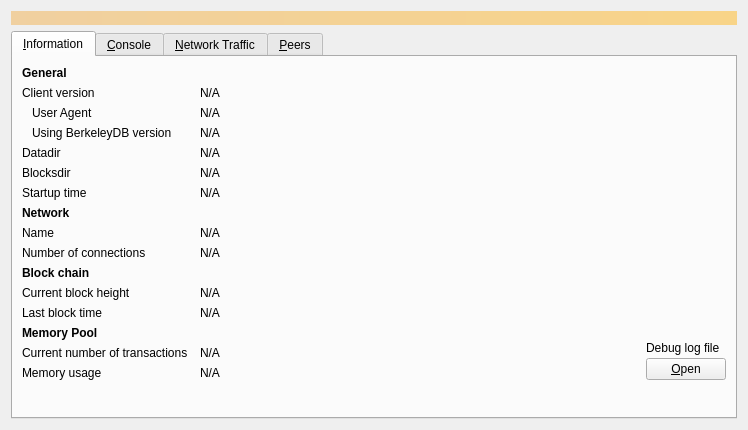
Qt form src/qt/forms/debugwindow.ui (packetloss404/DefCoinCore) before a commit.
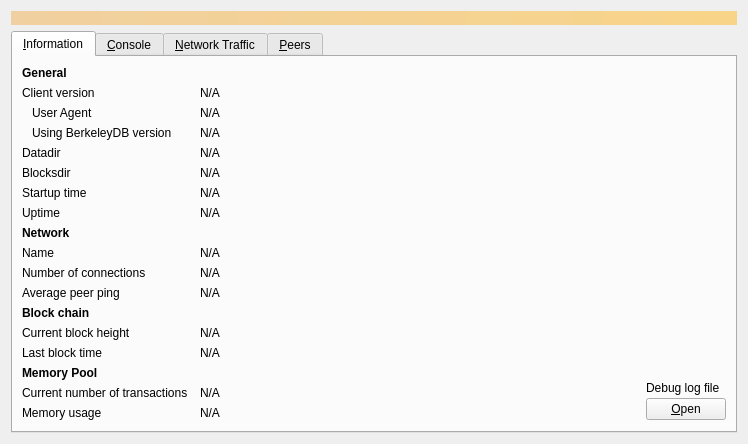
The same form after that commit. Icons and pictures are not drawn. Custom widgets are drawn as their Qt base class.

Commit message:
Add debug window enhancements: console export, uptime, and peer stats
- Add export button to console tab to save console history to a text file
- Add node uptime display to Information tab (updates every second)
- Add average peer ping display to Network section in Information tab
- Reorganize Information tab rows to accommodate new fields

The edit to the form file:
```diff
--- a/src/qt/forms/debugwindow.ui
+++ b/src/qt/forms/debugwindow.ui
@@ -216,6 +216,29 @@
         </widget>
        </item>
        <item row="7" column="0">
+        <widget class="QLabel" name="label_uptime">
+         <property name="text">
+          <string>Uptime</string>
+         </property>
+        </widget>
+       </item>
+       <item row="7" column="1" colspan="2">
+        <widget class="QLabel" name="uptime">
+         <property name="cursor">
+          <cursorShape>IBeamCursor</cursorShape>
+         </property>
+         <property name="text">
+          <string>N/A</string>
+         </property>
+         <property name="textFormat">
+          <enum>Qt::PlainText</enum>
+         </property>
+         <property name="textInteractionFlags">
+          <set>Qt::LinksAccessibleByMouse|Qt::TextSelectableByKeyboard|Qt::TextSelectableByMouse</set>
+         </property>
+        </widget>
+       </item>
+       <item row="8" column="0">
         <widget class="QLabel" name="labelNetwork">
          <property name="font">
           <font>
@@ -228,14 +251,14 @@
          </property>
         </widget>
        </item>
-       <item row="8" column="0">
+       <item row="9" column="0">
         <widget class="QLabel" name="label_8">
          <property name="text">
           <string>Name</string>
          </property>
         </widget>
        </item>
-       <item row="8" column="1" colspan="2">
+       <item row="9" column="1" colspan="2">
         <widget class="QLabel" name="networkName">
          <property name="cursor">
           <cursorShape>IBeamCursor</cursorShape>
@@ -251,14 +274,14 @@
          </property>
         </widget>
        </item>
-       <item row="9" column="0">
+       <item row="10" column="0">
         <widget class="QLabel" name="label_7">
          <property name="text">
           <string>Number of connections</string>
          </property>
         </widget>
        </item>
-       <item row="9" column="1" colspan="2">
+       <item row="10" column="1" colspan="2">
         <widget class="QLabel" name="numberOfConnections">
          <property name="cursor">
           <cursorShape>IBeamCursor</cursorShape>
@@ -274,7 +297,30 @@
          </property>
         </widget>
        </item>
-       <item row="10" column="0">
+       <item row="11" column="0">
+        <widget class="QLabel" name="label_avgPing">
+         <property name="text">
+          <string>Average peer ping</string>
+         </property>
+        </widget>
+       </item>
+       <item row="11" column="1" colspan="2">
+        <widget class="QLabel" name="avgPeerPing">
+         <property name="cursor">
+          <cursorShape>IBeamCursor</cursorShape>
+         </property>
+         <property name="text">
+          <string>N/A</string>
+         </property>
+         <property name="textFormat">
+          <enum>Qt::PlainText</enum>
+         </property>
+         <property name="textInteractionFlags">
+          <set>Qt::LinksAccessibleByMouse|Qt::TextSelectableByKeyboard|Qt::TextSelectableByMouse</set>
+         </property>
+        </widget>
+       </item>
+       <item row="12" column="0">
         <widget class="QLabel" name="label_10">
          <property name="font">
           <font>
@@ -287,14 +333,14 @@
          </property>
         </widget>
        </item>
-       <item row="11" column="0">
+       <item row="13" column="0">
         <widget class="QLabel" name="label_3">
          <property name="text">
           <string>Current block height</string>
          </property>
         </widget>
        </item>
-       <item row="11" column="1" colspan="2">
+       <item row="13" column="1" colspan="2">
         <widget class="QLabel" name="numberOfBlocks">
          <property name="cursor">
           <cursorShape>IBeamCursor</cursorShape>
@@ -310,14 +356,14 @@
          </property>
         </widget>
        </item>
-       <item row="12" column="0">
+       <item row="14" column="0">
         <widget class="QLabel" name="labelLastBlockTime">
          <property name="text">
           <string>Last block time</string>
          </property>
         </widget>
        </item>
-       <item row="12" column="1" colspan="2">
+       <item row="14" column="1" colspan="2">
         <widget class="QLabel" name="lastBlockTime">
          <property name="cursor">
           <cursorShape>IBeamCursor</cursorShape>
@@ -333,7 +379,7 @@
          </property>
         </widget>
        </item>
-       <item row="13" column="0">
+       <item row="15" column="0">
         <widget class="QLabel" name="labelMempoolTitle">
          <property name="font">
           <font>
@@ -346,14 +392,14 @@
          </property>
         </widget>
        </item>
-       <item row="14" column="0">
+       <item row="16" column="0">
         <widget class="QLabel" name="labelNumberOfTransactions">
          <property name="text">
           <string>Current number of transactions</string>
          </property>
         </widget>
        </item>
-       <item row="14" column="1">
+       <item row="16" column="1">
         <widget class="QLabel" name="mempoolNumberTxs">
          <property name="cursor">
           <cursorShape>IBeamCursor</cursorShape>
@@ -369,14 +415,14 @@
          </property>
         </widget>
        </item>
-       <item row="15" column="0">
+       <item row="17" column="0">
         <widget class="QLabel" name="labelMemoryUsage">
          <property name="text">
           <string>Memory usage</string>
          </property>
         </widget>
        </item>
-       <item row="15" column="1">
+       <item row="17" column="1">
         <widget class="QLabel" name="mempoolSize">
          <property name="cursor">
           <cursorShape>IBeamCursor</cursorShape>
@@ -392,7 +438,7 @@
          </property>
         </widget>
        </item>
-       <item row="13" column="2" rowspan="3">
+       <item row="15" column="2" rowspan="3">
         <layout class="QVBoxLayout" name="verticalLayoutDebugButton">
          <property name="spacing">
           <number>3</number>
@@ -432,7 +478,7 @@
          </item>
         </layout>
        </item>
-       <item row="16" column="0">
+       <item row="18" column="0">
         <spacer name="verticalSpacer">
          <property name="orientation">
           <enum>Qt::Vertical</enum>
```
Left out of the diff: 29 changed lines with no effect on the pictures. The commit also changes 2 other files.
